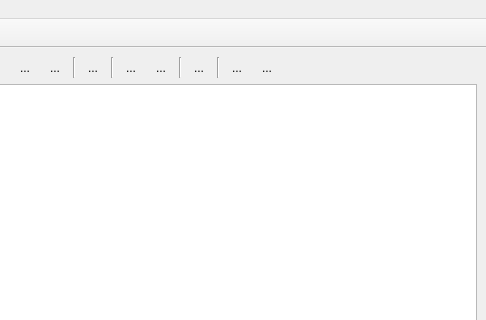
arcirk/bAdmin, file bAdmin/mainwindow.ui: the form before one commit; both pictures show x 314 to 800 and y 0 to 320 of the 800 by 600 pixel window.
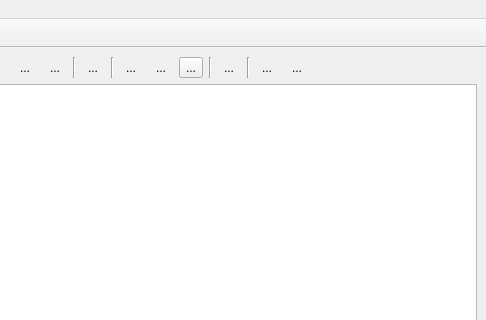
The form after the commit. Icons and pictures are not drawn.

Patch:
```diff
--- a/bAdmin/mainwindow.ui
+++ b/bAdmin/mainwindow.ui
@@ -205,6 +205,17 @@
          </property>
         </widget>
        </item>
+       <item>
+        <widget class="QToolButton" name="btnSendClientRelease">
+         <property name="text">
+          <string>...</string>
+         </property>
+         <property name="icon">
+          <iconset resource="resurses.qrc">
+           <normaloff>:/img/copyToDisk.png</normaloff>:/img/copyToDisk.png</iconset>
+         </property>
+        </widget>
+       </item>
        <item>
         <widget class="QLabel" name="label_4">
          <property name="maximumSize">
```
